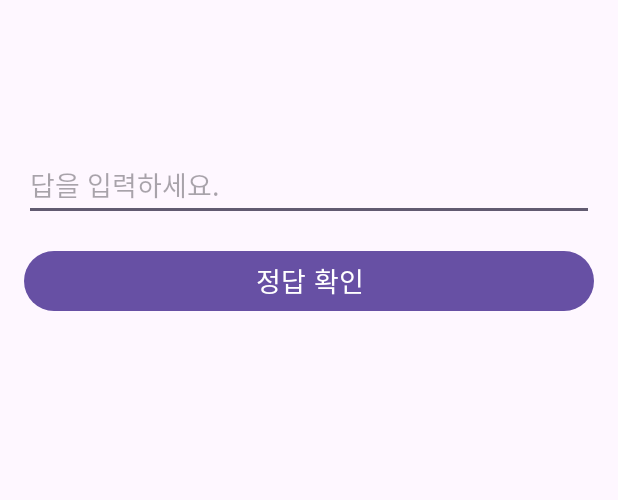
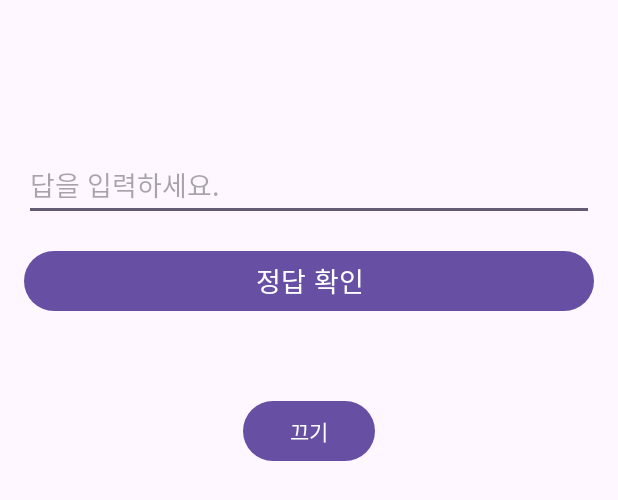
Before and after one commit to jwildkj/GURU2_21, an Android app: the layout activity_arithmetic_quiz.xml on its own in the app's theme, with its tools: preview values and no code run, on a phone screen of 412 x 824 dp. Shown: the top 500 px of the screen. Run offline under Robolectric (Android 15) with nearby library versions, the phone set to English and light mode, and no system bars.

Commit message:
사칙연산 설정 추가

```diff
--- a/app/src/main/java/com/example/guru2_21_alarmapp/SetThemeList.kt
+++ b/app/src/main/java/com/example/guru2_21_alarmapp/SetThemeList.kt
@@ -28,7 +28,7 @@ class SetThemeList : AppCompatActivity() {
         supportActionBar?.setTitle("주제 설정")
 
         goSetPuls.setOnClickListener {
-            val intent = Intent(this, arithmetic::class.java)     // 아직 파일이 없어서 메인으로 설정
+            val intent = Intent(this, SetArithmetic::class.java)
             startActivity(intent)
         }
         goSetWordQuiz.setOnClickListener {
--- a/app/src/main/res/layout/activity_arithmetic_quiz.xml
+++ b/app/src/main/res/layout/activity_arithmetic_quiz.xml
@@ -37,4 +37,13 @@
         android:text="정답 확인"
         android:textSize="18sp"
         android:layout_centerHorizontal="true"/>
+
+    <Button
+        android:id="@+id/quitBtn"
+        android:layout_width="wrap_content"
+        android:layout_height="wrap_content"
+        android:layout_alignParentTop="true"
+        android:layout_centerHorizontal="true"
+        android:layout_marginTop="247dp"
+        android:text="끄기" />
 </RelativeLayout>
--- a/app/src/main/res/layout/activity_set_arithmetic.xml
+++ b/app/src/main/res/layout/activity_set_arithmetic.xml
@@ -4,7 +4,7 @@
     xmlns:tools="http://schemas.android.com/tools"
     android:layout_width="match_parent"
     android:layout_height="match_parent"
-    tools:context=".SetStepCount">
+    tools:context=".SetArithmetic">
 
     <ScrollView
         android:layout_width="match_parent"
```
Also changed, not shown: app/src/main/java/com/example/guru2_21_alarmapp/SetArithmetic.kt (+91 -1 lines), app/src/main/java/com/example/guru2_21_alarmapp/arithmetic.kt (+7 -3 lines).
